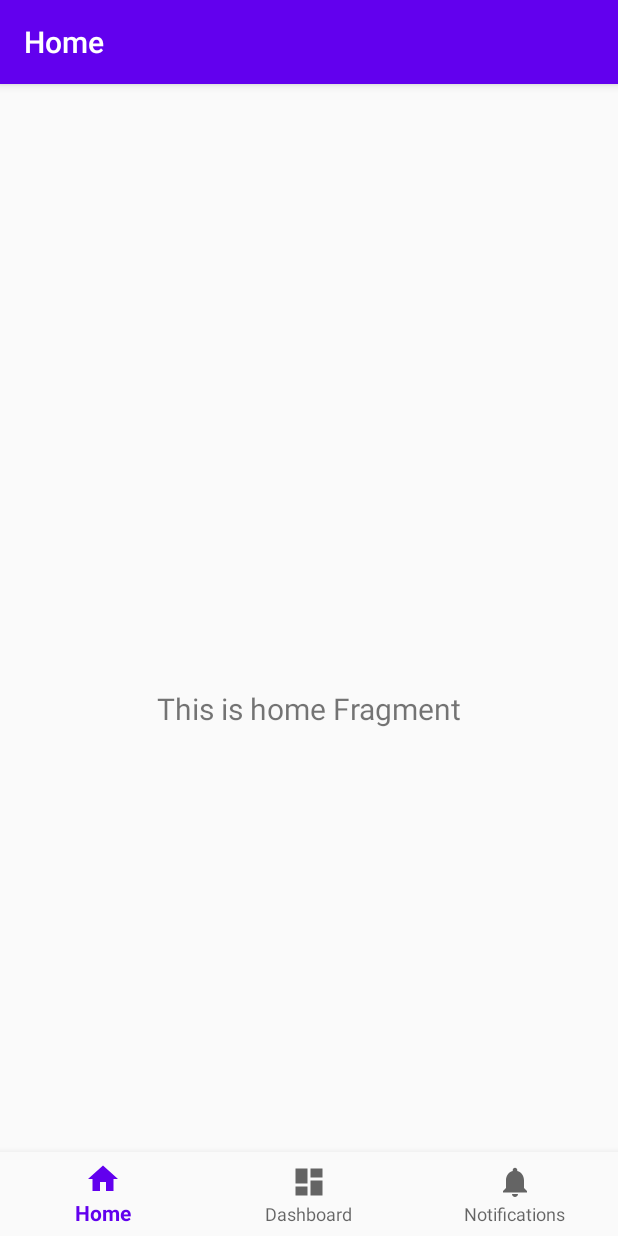
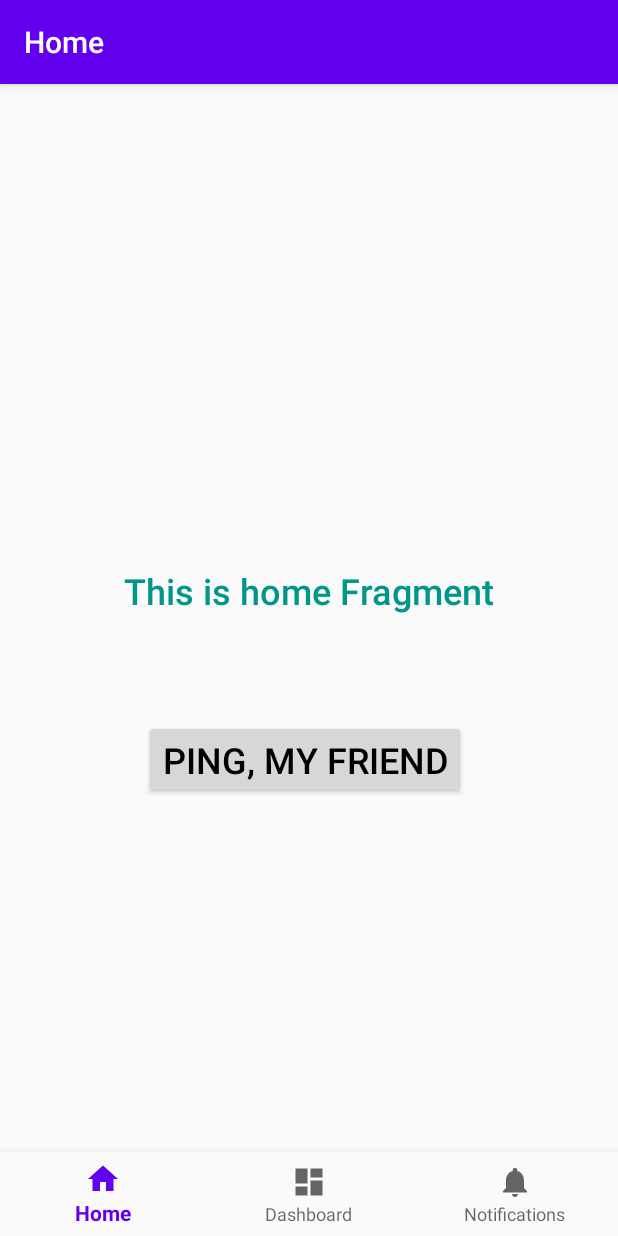
Before and after one commit to chotuve-grupo10/chotuve-android-app, an Android app: the screen it shows after launch (MainActivity), on a phone screen of 412 x 824 dp. Run offline under Robolectric (Android 15) with nearby library versions, the phone set to English and light mode, and no system bars; our stand-ins replace navigation-ui.

Commit message:
Agrego un botón bobo

```diff
--- a/app/src/main/res/layout/fragment_home.xml
+++ b/app/src/main/res/layout/fragment_home.xml
@@ -8,15 +8,39 @@
 
     <TextView
         android:id="@+id/text_home"
-        android:layout_width="match_parent"
+        android:layout_width="0dp"
         android:layout_height="wrap_content"
         android:layout_marginStart="8dp"
         android:layout_marginTop="8dp"
         android:layout_marginEnd="8dp"
+        android:fontFamily="sans-serif-medium"
+        android:text="@string/ping_message"
         android:textAlignment="center"
-        android:textSize="20sp"
+        android:textColor="#009688"
+        android:textSize="24sp"
+        android:typeface="monospace"
+        android:visibility="visible"
         app:layout_constraintBottom_toBottomOf="parent"
         app:layout_constraintEnd_toEndOf="parent"
+        app:layout_constraintHorizontal_bias="0.0"
         app:layout_constraintStart_toStartOf="parent"
-        app:layout_constraintTop_toTopOf="parent" />
+        app:layout_constraintTop_toTopOf="parent"
+        app:layout_constraintVertical_bias="0.383" />
+
+    <Button
+        android:id="@+id/button"
+        android:layout_width="wrap_content"
+        android:layout_height="wrap_content"
+        android:layout_marginStart="96dp"
+        android:layout_marginLeft="96dp"
+        android:layout_marginTop="70dp"
+        android:layout_marginBottom="252dp"
+        android:text="@string/ping_button"
+        android:textColor="@android:color/black"
+        android:textSize="24sp"
+        app:layout_constraintBottom_toBottomOf="parent"
+        app:layout_constraintStart_toStartOf="parent"
+        app:layout_constraintTop_toBottomOf="@+id/text_home"
+        app:layout_constraintVertical_bias="0.0" />
+
 </androidx.constraintlayout.widget.ConstraintLayout>
--- a/app/src/main/res/values/strings.xml
+++ b/app/src/main/res/values/strings.xml
@@ -3,4 +3,6 @@
     <string name="title_home">Home</string>
     <string name="title_dashboard">Dashboard</string>
     <string name="title_notifications">Notifications</string>
+    <string name="ping_message">This is where we ping the App Server</string>
+    <string name="ping_button">Ping, my friend</string>
 </resources>
```
